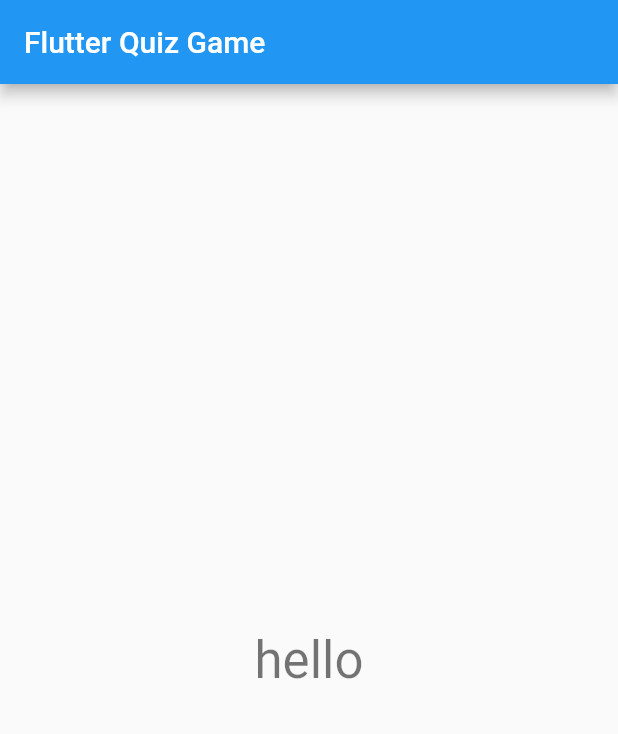
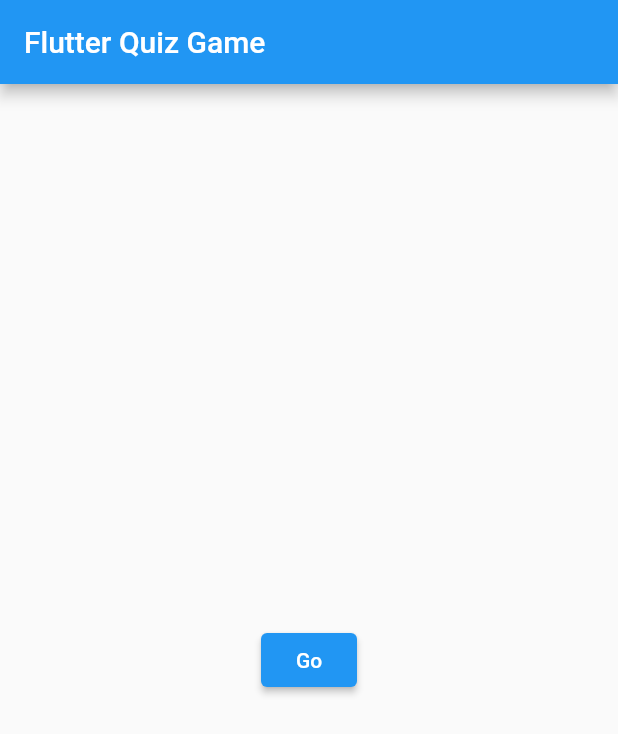
Before and after one commit to RichardBoyz/quiz-game, a Flutter app: the screen it shows after launch, on a phone screen of 412 x 824 dp. Shown: the top 734 px of the screen. Run offline on Flutter 3.47's test engine with Material 2 defaults, Android fonts, the phone set to English and light mode, and no system bars; our stand-ins replace dio, equatable, flutter_bloc.

```diff
--- a/lib/main.dart
+++ b/lib/main.dart
@@ -41,9 +41,9 @@ class _MyHomePageState extends State<MyHomePage> {
         child: Column(
           mainAxisAlignment: MainAxisAlignment.center,
           children: <Widget>[
-            Text(
-              'hello',
-              style: Theme.of(context).textTheme.headline4,
+            ElevatedButton(
+              onPressed: () => Navigator.pushNamed(context, 'quiz-page'),
+              child: const Text('Go'),
             ),
           ],
         ),
```
